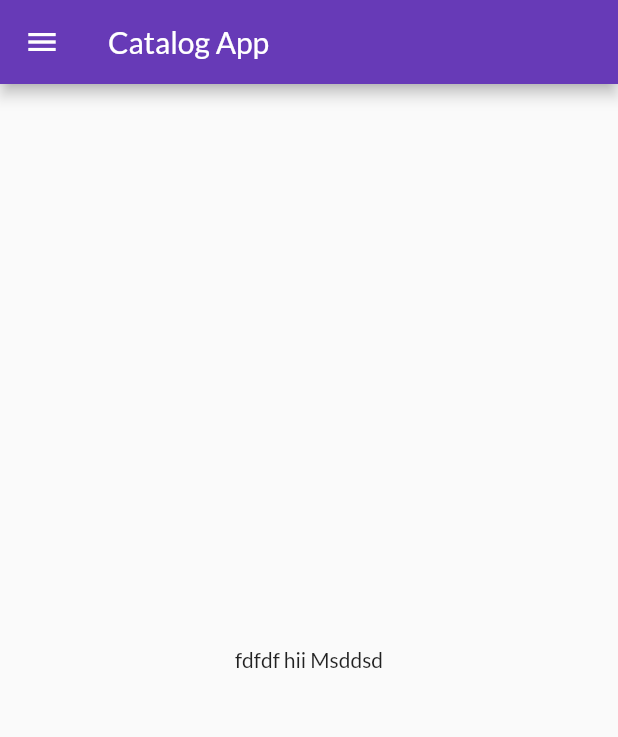
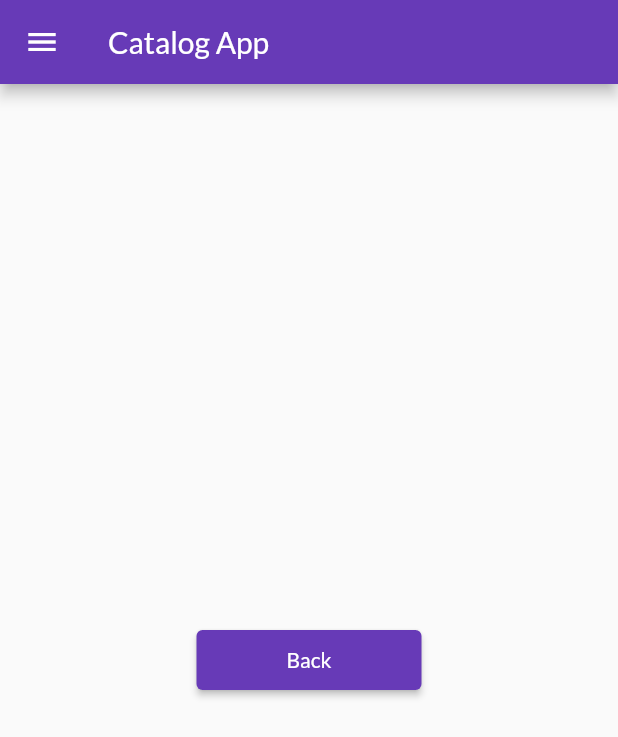
Before and after one commit to mit-27/Flutter_first_App, a Flutter app: the HomePage screen opened directly, on a phone screen of 412 x 824 dp. Shown: the top 737 px of the screen. Run offline on Flutter 3.47's test engine with Material 2 defaults, Android fonts, the phone set to English and light mode, and no system bars; our stand-ins replace google_fonts.

Commit message:
Day 6 completed

```diff
--- a/lib/pages/home_page.dart
+++ b/lib/pages/home_page.dart
@@ -1,4 +1,5 @@
 import 'package:flutter/material.dart';
+import 'package:flutter_catalog/utils/routes.dart';
 
 class HomePage extends StatelessWidget {
   @override
@@ -11,7 +12,17 @@ class HomePage extends StatelessWidget {
       ),
       body: Center(
         child: Container(
-          child: Text("fdfdf hii $s"),
+          child: ElevatedButton(
+            onPressed: () {
+              Navigator.pushNamed(context, MyRoutes.loginRoute);
+              // print('hii button clicked');
+            },
+            child: Text(
+              "Back",
+              style: TextStyle(color: Colors.white),
+            ),
+            style: TextButton.styleFrom(minimumSize: Size(150, 40)),
+          ),
         ),
       ),
       drawer: Drawer(),
--- a/lib/utils/routes.dart
+++ b/lib/utils/routes.dart
@@ -1,4 +1,4 @@
 class MyRoutes {
   static String loginRoute = "/login";
-  static String homeRoute = "/";
+  static String homeRoute = "/home";
 }
```
Also changed, not shown: lib/pages/login_page.dart (+55 -9 lines).
